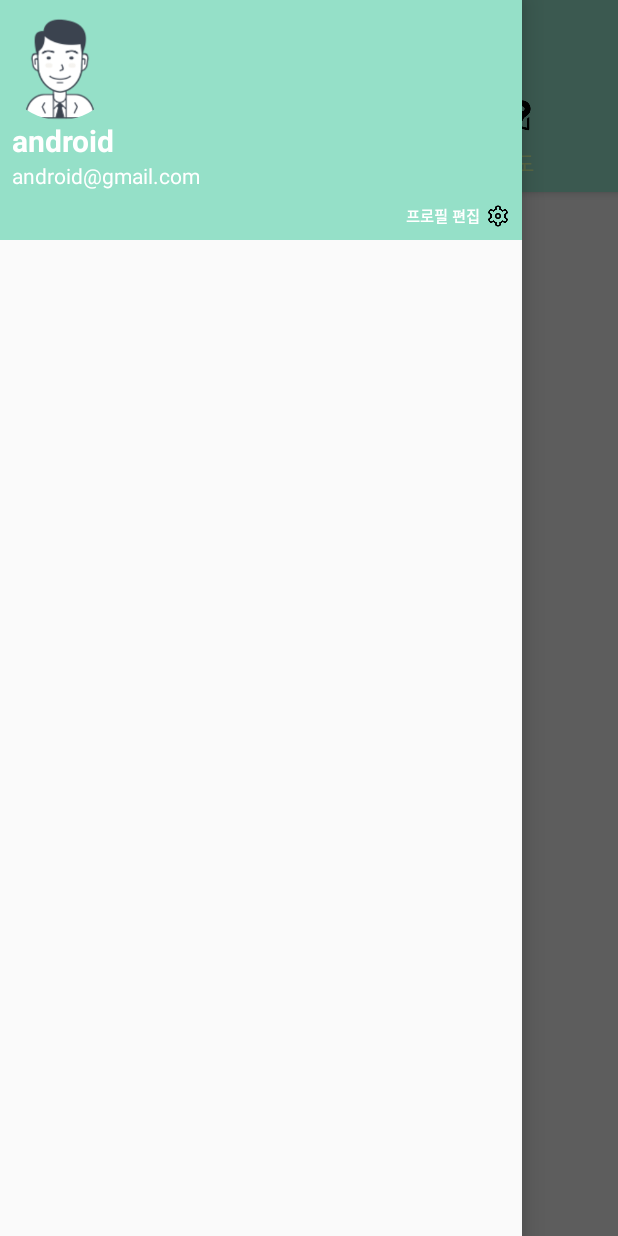
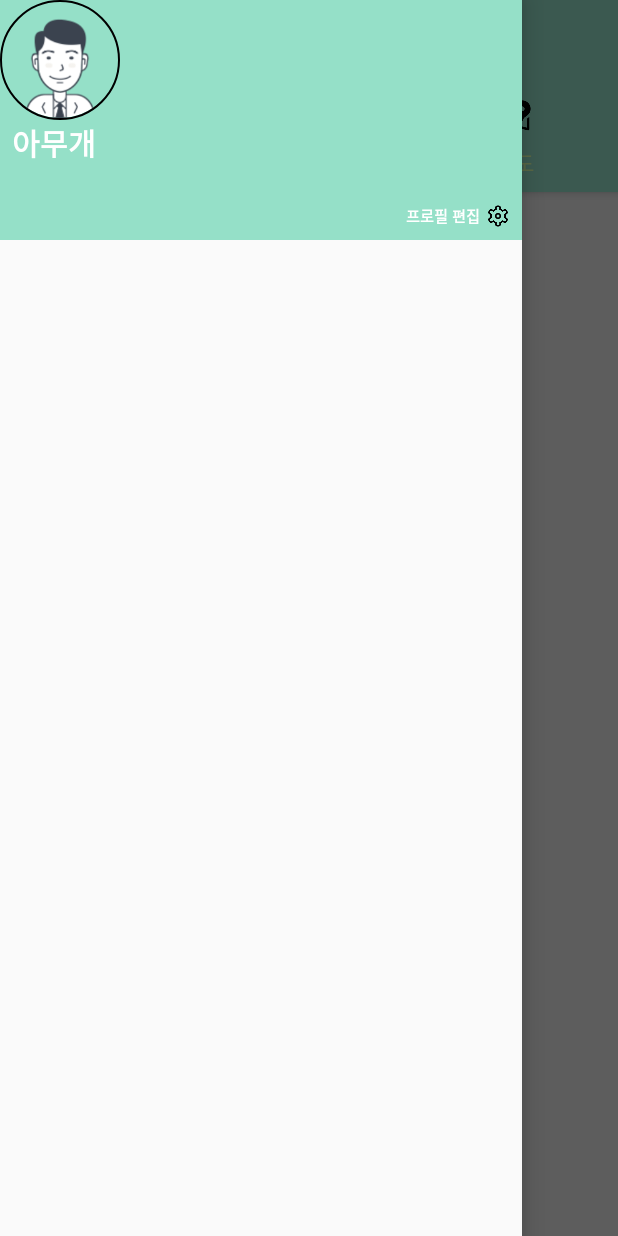
Before and after one commit to lsun41902/MyP, an Android app: the MainActivity screen opened directly, with no data from a screen before it, with the side drawer open, on a phone screen of 412 x 824 dp. Run offline under Robolectric (Android 15) with nearby library versions, the light colour scheme and no system bars; our stand-ins replace CircleImageView; pictures from the network do not load.

Commit message:
check point 11/12 save userName And userEmail.....

```diff
--- a/app/src/main/java/com/lsun/myp/MainActivity.java
+++ b/app/src/main/java/com/lsun/myp/MainActivity.java
@@ -8,17 +8,13 @@ import androidx.drawerlayout.widget.DrawerLayout;
 import androidx.viewpager.widget.ViewPager;
 
 import android.content.Intent;
-import android.media.Image;
+import android.content.SharedPreferences;
 import android.net.Uri;
 import android.os.Bundle;
-import android.text.Layout;
-import android.util.Log;
 import android.view.View;
 import android.widget.LinearLayout;
-
+import android.widget.TextView;
 import com.bumptech.glide.Glide;
-import com.google.android.material.internal.NavigationMenu;
-import com.google.android.material.internal.NavigationMenuItemView;
 import com.google.android.material.navigation.NavigationView;
 import com.google.android.material.tabs.TabLayout;
 
@@ -37,6 +33,7 @@ public class MainActivity extends AppCompatActivity {
     public static Toolbar toolbar;
     CircleImageView circleImageView;
     public static final int REQ_PICCIRCLE=1002;
+    TextView userName,userEmail;
 
     @Override
     protected void onCreate(Bundle savedInstanceState) {
@@ -63,6 +60,13 @@ public class MainActivity extends AppCompatActivity {
         heaerview=navi.inflateHeaderView(R.layout.drawer_header);
         heaersettingview=heaerview.findViewById(R.id.header_view_settinglayout);
         circleImageView=heaerview.findViewById(R.id.iv_header);
+        userName=heaerview.findViewById(R.id.tv_name_header);
+        userEmail=heaerview.findViewById(R.id.tv_email_header);
+        userEmail.setText(SelectLoginActivity.startEmail);
+        SharedPreferences sp=getSharedPreferences("userName",MODE_PRIVATE);
+        String userNickname=sp.getString("userNickname","아무개");
+        userName.setText(userNickname);
+
 
         heaersettingview.setOnClickListener(new View.OnClickListener() {
             @Override
--- a/app/src/main/java/com/lsun/myp/SelectLoginActivity.java
+++ b/app/src/main/java/com/lsun/myp/SelectLoginActivity.java
@@ -74,6 +74,7 @@ public void  updateUI(FirebaseUser account){
         Toast.makeText(this,"로그인 성공",Toast.LENGTH_LONG).show();
         startEmail= account.getEmail();
         startActivity(new Intent(this,StartProfileActivity.class));
+        finish();
     }else {
         Toast.makeText(this,"로그인을 선택해주세요",Toast.LENGTH_LONG).show();
     }
--- a/app/src/main/res/layout/drawer_header.xml
+++ b/app/src/main/res/layout/drawer_header.xml
@@ -2,13 +2,15 @@
 <RelativeLayout xmlns:android="http://schemas.android.com/apk/res/android"
     android:layout_width="match_parent"
     android:layout_height="160dp"
+    xmlns:app="http://schemas.android.com/apk/res-auto"
     android:background="@color/colorPrimary">
 
     <de.hdodenhof.circleimageview.CircleImageView
         android:id="@+id/iv_header"
         android:layout_width="80dp"
         android:layout_height="80dp"
-        android:src="@drawable/personmen" />
+        android:src="@drawable/personmen"
+        app:civ_border_width="1dp"/>
 
     <TextView
         android:id="@+id/tv_name_header"
```
Also changed, not shown: app/src/main/java/com/lsun/myp/StartProfileActivity.java (+8 -1 lines).
